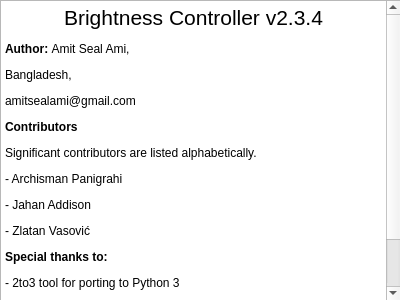
Qt form brightness-controller-linux/src/brightness_controller_linux/ui/about.ui (LordAmit/Brightness) before a commit.
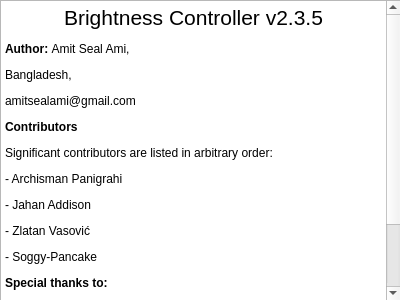
The same form after that commit.

Diff of the .ui file:
```diff
--- a/brightness-controller-linux/src/brightness_controller_linux/ui/about.ui
+++ b/brightness-controller-linux/src/brightness_controller_linux/ui/about.ui
@@ -44,20 +44,21 @@
     <string>&lt;!DOCTYPE HTML PUBLIC &quot;-//W3C//DTD HTML 4.0//EN&quot; &quot;http://www.w3.org/TR/REC-html40/strict.dtd&quot;&gt;
 &lt;html&gt;&lt;head&gt;&lt;meta name=&quot;qrichtext&quot; content=&quot;1&quot; /&gt;&lt;style type=&quot;text/css&quot;&gt;
 p, li { white-space: pre-wrap; }
-&lt;/style&gt;&lt;/head&gt;&lt;body style=&quot; font-family:'Ubuntu'; font-size:11pt; font-weight:400; font-style:normal;&quot;&gt;
-&lt;p align=&quot;center&quot; style=&quot; margin-top:12px; margin-bottom:12px; margin-left:0px; margin-right:0px; -qt-block-indent:0; text-indent:0px;&quot;&gt;&lt;span style=&quot; font-family:'Sans'; font-size:16pt;&quot;&gt;Brightness Controller v2.3.4&lt;/span&gt;&lt;/p&gt;
+&lt;/style&gt;&lt;/head&gt;&lt;body style=&quot; font-family:'.AppleSystemUIFont'; font-size:13pt; font-weight:400; font-style:normal;&quot;&gt;
+&lt;p align=&quot;center&quot; style=&quot; margin-top:12px; margin-bottom:12px; margin-left:0px; margin-right:0px; -qt-block-indent:0; text-indent:0px;&quot;&gt;&lt;span style=&quot; font-family:'Sans'; font-size:16pt;&quot;&gt;Brightness Controller v2.3.5&lt;/span&gt;&lt;/p&gt;
 &lt;p style=&quot; margin-top:12px; margin-bottom:12px; margin-left:0px; margin-right:0px; -qt-block-indent:0; text-indent:0px;&quot;&gt;&lt;span style=&quot; font-family:'Sans'; font-size:9pt; font-weight:600;&quot;&gt;Author: &lt;/span&gt;&lt;span style=&quot; font-family:'Sans'; font-size:9pt;&quot;&gt;Amit Seal Ami, &lt;/span&gt;&lt;/p&gt;
 &lt;p style=&quot; margin-top:12px; margin-bottom:12px; margin-left:0px; margin-right:0px; -qt-block-indent:0; text-indent:0px;&quot;&gt;&lt;span style=&quot; font-family:'Sans'; font-size:9pt;&quot;&gt;Bangladesh,&lt;/span&gt;&lt;/p&gt;
 &lt;p style=&quot; margin-top:12px; margin-bottom:12px; margin-left:0px; margin-right:0px; -qt-block-indent:0; text-indent:0px;&quot;&gt;&lt;span style=&quot; font-family:'Sans'; font-size:9pt;&quot;&gt;amitsealami@gmail.com&lt;/span&gt;&lt;/p&gt;
 &lt;p style=&quot; margin-top:12px; margin-bottom:12px; margin-left:0px; margin-right:0px; -qt-block-indent:0; text-indent:0px;&quot;&gt;&lt;span style=&quot; font-family:'Sans'; font-size:9pt; font-weight:600;&quot;&gt;Contributors&lt;/span&gt;&lt;/p&gt;
-&lt;p style=&quot; margin-top:12px; margin-bottom:12px; margin-left:0px; margin-right:0px; -qt-block-indent:0; text-indent:0px;&quot;&gt;&lt;span style=&quot; font-family:'Sans'; font-size:9pt;&quot;&gt;Significant contributors are listed alphabetically.&lt;/span&gt;&lt;/p&gt;
+&lt;p style=&quot; margin-top:12px; margin-bottom:12px; margin-left:0px; margin-right:0px; -qt-block-indent:0; text-indent:0px;&quot;&gt;&lt;span style=&quot; font-family:'Sans'; font-size:9pt;&quot;&gt;Significant contributors are listed in arbitrary order:&lt;/span&gt;&lt;/p&gt;
 &lt;p style=&quot; margin-top:12px; margin-bottom:12px; margin-left:0px; margin-right:0px; -qt-block-indent:0; text-indent:0px;&quot;&gt;&lt;span style=&quot; font-family:'Sans'; font-size:9pt;&quot;&gt;- Archisman Panigrahi&lt;/span&gt;&lt;/p&gt;
 &lt;p style=&quot; margin-top:12px; margin-bottom:12px; margin-left:0px; margin-right:0px; -qt-block-indent:0; text-indent:0px;&quot;&gt;&lt;span style=&quot; font-family:'Sans'; font-size:9pt;&quot;&gt;- Jahan Addison&lt;/span&gt;&lt;/p&gt;
 &lt;p style=&quot; margin-top:12px; margin-bottom:12px; margin-left:0px; margin-right:0px; -qt-block-indent:0; text-indent:0px;&quot;&gt;&lt;span style=&quot; font-family:'Sans'; font-size:9pt;&quot;&gt;- Zlatan Vasović&lt;/span&gt;&lt;/p&gt;
+&lt;p style=&quot; margin-top:12px; margin-bottom:12px; margin-left:0px; margin-right:0px; -qt-block-indent:0; text-indent:0px;&quot;&gt;&lt;span style=&quot; font-family:'Sans'; font-size:9pt;&quot;&gt;- Soggy-Pancake&lt;/span&gt;&lt;/p&gt;
 &lt;p style=&quot; margin-top:12px; margin-bottom:12px; margin-left:0px; margin-right:0px; -qt-block-indent:0; text-indent:0px;&quot;&gt;&lt;span style=&quot; font-family:'Sans'; font-size:9pt; font-weight:600;&quot;&gt;Special thanks to:&lt;/span&gt;&lt;/p&gt;
 &lt;p style=&quot; margin-top:12px; margin-bottom:12px; margin-left:0px; margin-right:0px; -qt-block-indent:0; text-indent:0px;&quot;&gt;&lt;span style=&quot; font-family:'Sans'; font-size:9pt;&quot;&gt;- 2to3 tool for porting to Python 3&lt;/span&gt;&lt;/p&gt;
 &lt;p style=&quot; margin-top:12px; margin-bottom:12px; margin-left:0px; margin-right:0px; -qt-block-indent:0; text-indent:0px;&quot;&gt;&lt;span style=&quot; font-family:'Sans'; font-size:9pt;&quot;&gt;- Numerous Stack Overflow users&lt;/span&gt;&lt;/p&gt;
-&lt;p style=&quot; margin-top:12px; margin-bottom:12px; margin-left:0px; margin-right:0px; -qt-block-indent:0; text-indent:0px;&quot;&gt;&lt;span style=&quot; font-family:'Sans'; font-size:9pt;&quot;&gt;For full list of authors and details, please check &lt;/span&gt;&lt;a href=&quot;https://github.com/lordamit/Brightness&quot;&gt;&lt;span style=&quot; font-family:'Noto Sans'; font-size:10pt; text-decoration: underline; color:#3484e2;&quot;&gt;https://github.com/lordamit/Brightness&lt;/span&gt;&lt;/a&gt;&lt;/p&gt;&lt;/body&gt;&lt;/html&gt;</string>
+&lt;p style=&quot; margin-top:12px; margin-bottom:12px; margin-left:0px; margin-right:0px; -qt-block-indent:0; text-indent:0px;&quot;&gt;&lt;span style=&quot; font-family:'Sans'; font-size:9pt;&quot;&gt;For full list of contributors and other details, please check &lt;/span&gt;&lt;a href=&quot;https://github.com/lordamit/Brightness&quot;&gt;&lt;span style=&quot; font-family:'Noto Sans'; font-size:10pt; text-decoration: underline; color:#3484e2;&quot;&gt;https://github.com/lordamit/Brightness&lt;/span&gt;&lt;/a&gt;&lt;/p&gt;&lt;/body&gt;&lt;/html&gt;</string>
    </property>
   </widget>
  </widget>
```
